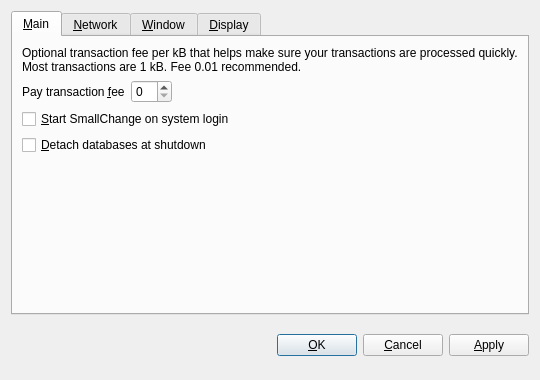
The window that src/qt/forms/optionsdialog.ui (indokathan/instacoin) describes before a commit, drawn with Qt 5.
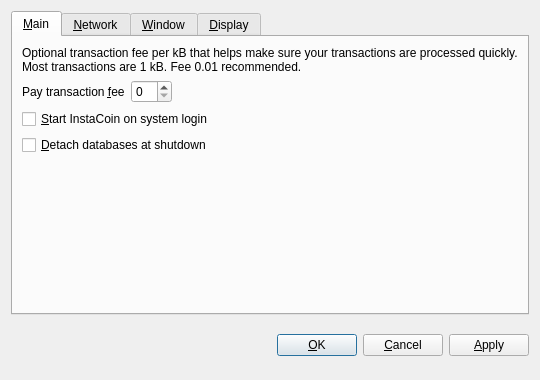
The same window after the commit. The open tabs and pages were chosen to show the change. Custom widgets are drawn as their Qt base class.

```diff
--- a/src/qt/forms/optionsdialog.ui
+++ b/src/qt/forms/optionsdialog.ui
@@ -82,7 +82,7 @@
           <string>Automatically start SmallChange after logging in to the system.</string>
          </property>
          <property name="text">
-          <string>&amp;Start SmallChange on system login</string>
+          <string>&amp;Start InstaCoin on system login</string>
          </property>
         </widget>
        </item>
```
Left out of the diff: 10 changed lines with no effect on the pictures.
